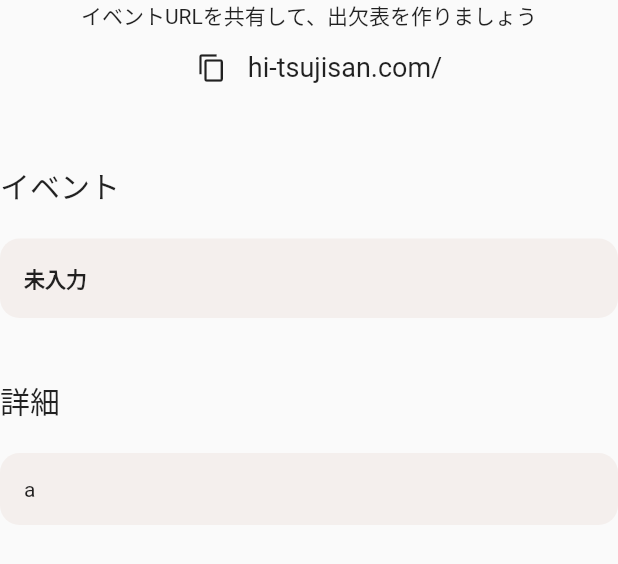
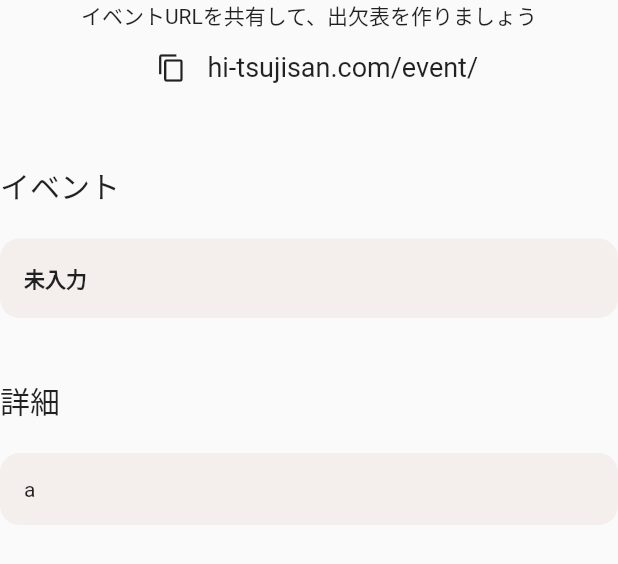
Before and after one commit to gyvm/hi-tsujisan-flutter, a Flutter app: the EventInfo widget shown alone on an empty page, opened directly with empty values, after a tap on the "content copy" icon, on a phone screen of 412 x 824 dp. Shown: the top 564 px of the screen. Run offline on Flutter 3.47's test engine with Material 2 defaults, Android fonts, the phone set to English and light mode, and no system bars; our stand-ins replace google_fonts, url_strategy; network calls fail.

Commit message:
urlをコピーできるように修正

```diff
--- a/lib/widgets/event_screen/event_info.dart
+++ b/lib/widgets/event_screen/event_info.dart
@@ -17,7 +17,7 @@ class EventInfo extends StatelessWidget {
 
   @override
   Widget build(BuildContext context) {
-    String sharedUrl = 'hi-tsujisan.com/' + url;
+    String sharedUrl = 'hi-tsujisan.com/event/' + url;
     return Container(
         child: Column(
       children: [
@@ -31,13 +31,13 @@ class EventInfo extends StatelessWidget {
                     Icons.content_copy_outlined,
                     size: 20,
                   ),
-                  tooltip: 'Increase volume by 10',
+                  tooltip: 'コピーする',
                   onPressed: () {
-                    Clipboard.setData(ClipboardData(text: "your text"));
+                    Clipboard.setData(ClipboardData(text: sharedUrl));
                   },
                 ),
                 //https://stackoverflow.com/questions/55885433/flutter-dart-how-to-add-copy-to-clipboard-on-tap-to-a-app
-                Text(
+                SelectableText(
                   sharedUrl,
                   style: TextStyle(fontSize: 18),
                 ),
```
